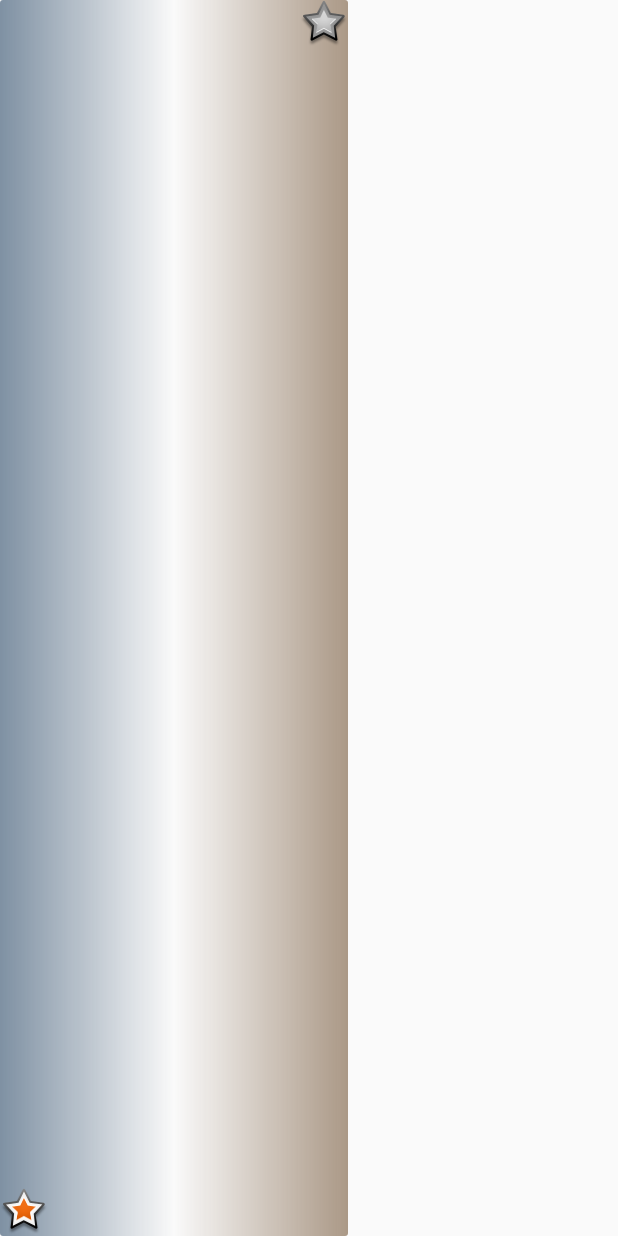
After one commit to vinilnarang/Bandroids, an Android app: the layout activity_camera.xml on its own in the app's theme, with its tools: preview values and no code run, on a phone screen of 412 x 824 dp. The commit adds this screen. Run offline under Robolectric (Android 15) with nearby library versions, the phone set to English and light mode, and no system bars.

Commit message:
cameraView configured

```diff
--- /dev/null
+++ b/app/src/main/res/drawable/gradient.xml
@@ -0,0 +1,15 @@
+<shape xmlns:android="http://schemas.android.com/apk/res/android"
+       android:shape="rectangle">
+
+  <solid android:color="@android:color/white"/>
+
+
+  <gradient
+      android:angle="0"
+      android:centerColor="#00ffffff"
+      android:endColor="#88654321"
+      android:startColor="#88123456"
+      android:type="linear"/>
+  <corners android:radius="2dp"/>
+
+</shape>
--- /dev/null
+++ b/app/src/main/res/layout/activity_camera.xml
@@ -0,0 +1,48 @@
+<RelativeLayout xmlns:android="http://schemas.android.com/apk/res/android"
+                xmlns:tools="http://schemas.android.com/tools"
+                android:layout_width="match_parent"
+                android:layout_height="match_parent"
+                tools:context="com.example.the_game.housingcamview.CameraActivity">
+
+  <FrameLayout
+      android:id="@+id/camera_preview"
+      android:layout_width="match_parent"
+      android:layout_height="match_parent"
+      />
+
+  <HorizontalScrollView
+      android:id="@+id/flat_world_holder"
+      android:layout_width="match_parent"
+      android:layout_height="match_parent">
+
+    <RelativeLayout
+        android:id="@+id/flat_world"
+        android:layout_width="100dp"
+        android:layout_height="match_parent"
+        android:background="@drawable/gradient">
+
+      <ImageView
+          android:layout_width="wrap_content"
+          android:layout_height="wrap_content"
+          android:layout_alignParentBottom="true"
+          android:layout_alignParentLeft="true"
+          android:src="@android:drawable/star_big_on"/>
+
+      <ImageView
+          android:layout_width="wrap_content"
+          android:layout_height="wrap_content"
+          android:layout_alignParentLeft="false"
+          android:layout_alignParentRight="true"
+          android:layout_marginLeft="200dp"
+          android:src="@android:drawable/star_big_off"/>
+
+    </RelativeLayout>
+  </HorizontalScrollView>
+
+  <TextView
+      android:id="@+id/tv"
+      android:layout_width="match_parent"
+      android:layout_height="match_parent"/>
+
+
+</RelativeLayout>
--- a/app/src/main/res/values/strings.xml
+++ b/app/src/main/res/values/strings.xml
@@ -3,4 +3,5 @@
 
   <string name="hello_world">Hello world!</string>
   <string name="action_settings">Settings</string>
+  <string name="title_activity_camera">CameraActivity</string>
 </resources>
--- a/app/src/main/res/values/styles.xml
+++ b/app/src/main/res/values/styles.xml
@@ -1,7 +1,7 @@
 <resources>
 
   <!-- Base application theme. -->
-  <style name="AppTheme" parent="Theme.AppCompat.Light.DarkActionBar">
+  <style name="AppTheme" parent="Theme.AppCompat.Light.NoActionBar">
     <!-- Customize your theme here. -->
   </style>
 
```
Also changed, not shown: app/src/main/AndroidManifest.xml (+10 -0 lines), app/src/main/java/com/example/the_game/housingcamview/CameraActivity.java (added, +219 -0 lines), app/src/main/java/com/example/the_game/housingcamview/CameraPreview.java (added, +72 -0 lines), app/src/main/java/com/example/the_game/housingcamview/MainActivity.java (+20 -2 lines), app/src/main/res/layout/activity_main.xml (+6 -5 lines), app/src/main/res/menu/menu_camera.xml (added, +9 -0 lines).
